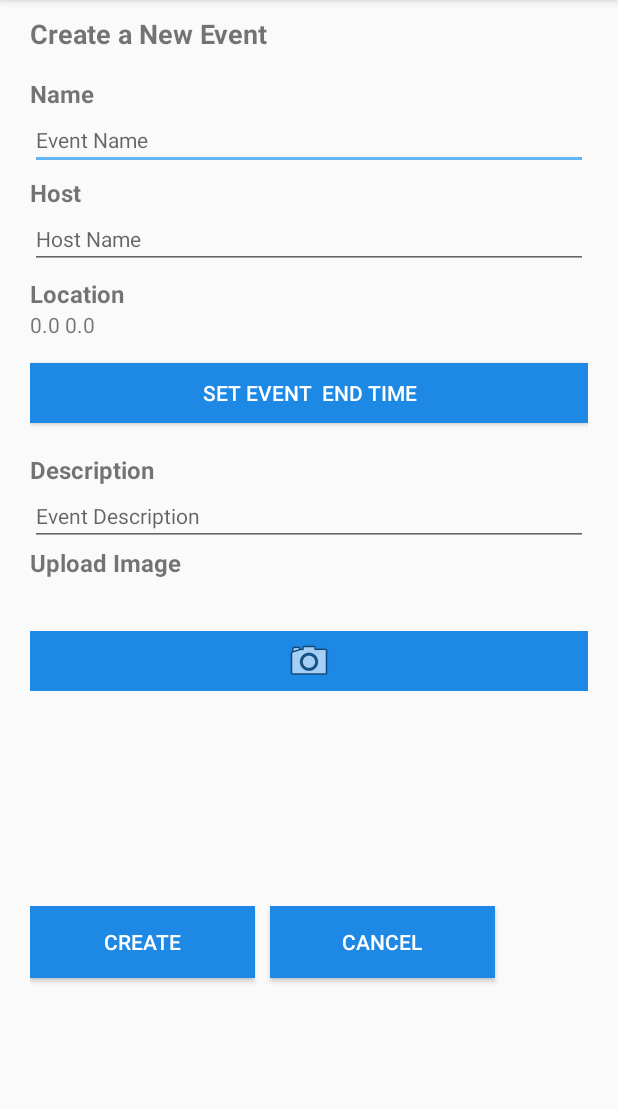
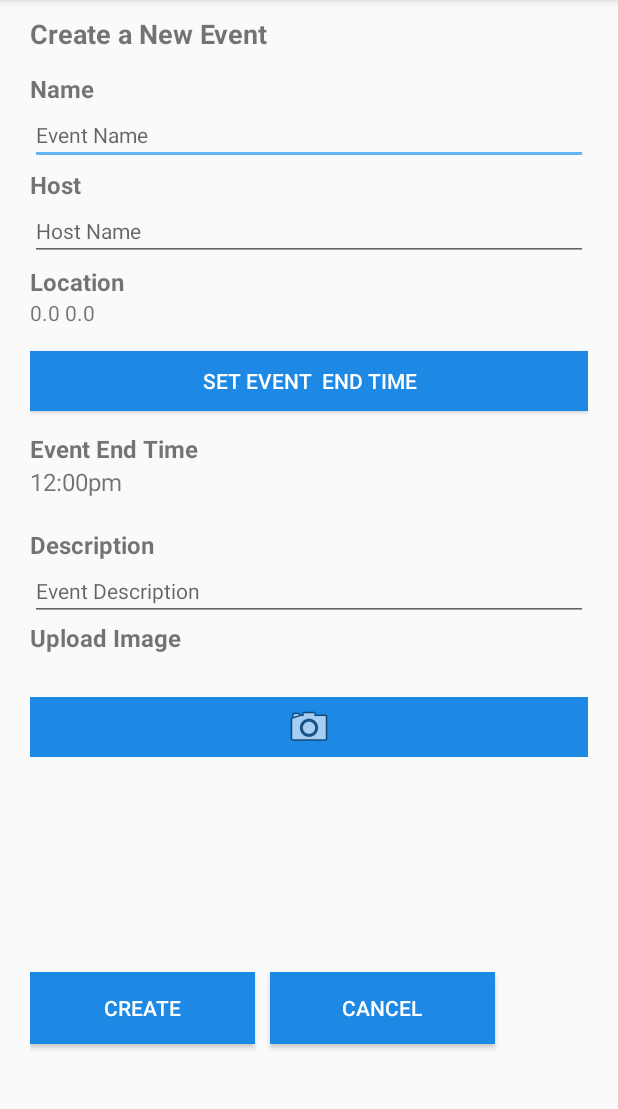
Before and after one commit to TrAnMu/CMSC436SemesterProject, an Android app: the CreateEventFragment screen opened directly, with no data from a screen before it, on a phone screen of 412 x 824 dp, the part 84-1193 px from its top. Run offline under Robolectric (Android 15) with nearby library versions, the phone set to English and light mode, and no system bars.

Commit message:
Displays the end time the user picked in the time picker

```diff
--- a/app/src/main/java/groupproject/cmsc436/flow/CreateEventFragment.java
+++ b/app/src/main/java/groupproject/cmsc436/flow/CreateEventFragment.java
@@ -28,6 +28,7 @@ import android.widget.EditText;
 import android.widget.ImageButton;
 import android.widget.ImageView;
 import android.widget.TextView;
+import android.widget.TimePicker;
 import android.widget.Toast;
 
 import com.google.android.gms.common.ConnectionResult;
@@ -52,7 +53,7 @@ import static groupproject.cmsc436.flow.MapActivity.MY_PERMISSIONS_REQUEST_LOCAT
 
 
 public class CreateEventFragment extends Fragment implements GoogleApiClient.ConnectionCallbacks,
-        GoogleApiClient.OnConnectionFailedListener, com.google.android.gms.location.LocationListener {
+        GoogleApiClient.OnConnectionFailedListener, com.google.android.gms.location.LocationListener{
 
     private static final long LOCATION_REFRESH_TIME = 0;
     private static final float LOCATION_REFRESH_DISTANCE = 0;
@@ -62,15 +63,18 @@ public class CreateEventFragment extends Fragment implements GoogleApiClient.Con
     private EditText eventName;
     private EditText eventHost;
     private TextView eventLocation;
-    private EditText eventEnd;
+    private static TextView endTimeDisplay;
     private EditText eventDescription;
     private ImageButton cameraButton;
     private ImageView imageView;
     private String imageURI;
+    private static String endTime = "";
     private File file;
     private Location mLastLocation;
+    private TimePicker timePicker;
     double lat = 0;
     double longi = 0;
+
 
     private LocationRequest mLocationRequest;
     private GoogleApiClient mGoogleApiClient;
@@ -118,6 +122,8 @@ public class CreateEventFragment extends Fragment implements GoogleApiClient.Con
         createButton = (Button) view.findViewById(R.id.create_button);
         cancelButton = (Button) view.findViewById(R.id.cancel_button);
         cameraButton = (ImageButton) view.findViewById(R.id.imageButton);
+        endTimeDisplay = (TextView) view.findViewById(R.id.endtime_display);
+
 
 
         cameraButton.setOnClickListener(new View.OnClickListener() {
@@ -154,6 +160,8 @@ public class CreateEventFragment extends Fragment implements GoogleApiClient.Con
                 DialogFragment newFragment = new TimePickerFragment();
                 newFragment.show(getActivity().getFragmentManager(), "Time Picker");
 
+
+
             }
         });
 
@@ -176,7 +184,6 @@ public class CreateEventFragment extends Fragment implements GoogleApiClient.Con
                 String host = eventHost.getText().toString();
                 String location = eventLocation.getText().toString();
                 String description = eventDescription.getText().toString();
-                String endTime = TimePickerFragment.getTime();
 
                 Geocoder geocoder = new Geocoder(getActivity().getApplicationContext()
                 );
@@ -348,6 +355,8 @@ private void permissionCheck() {
 
     }
 
-
-
+    public static void setEndTime(String time){
+        endTime = time;
+        endTimeDisplay.setText(endTime);
+    }
 }
--- a/app/src/main/res/layout/activity_createvent.xml
+++ b/app/src/main/res/layout/activity_createvent.xml
@@ -2,6 +2,7 @@
 
 <ScrollView xmlns:android="http://schemas.android.com/apk/res/android"
     xmlns:app="http://schemas.android.com/apk/res-auto"
+    xmlns:tools="http://schemas.android.com/tools"
     android:layout_width="match_parent"
     android:layout_height="match_parent"
     android:fillViewport="true">
@@ -118,6 +119,25 @@
 
         <Space
             android:layout_width="match_parent"
+            android:layout_height="14dp" />
+
+        <TextView
+            android:id="@+id/endtime_title"
+            android:layout_width="match_parent"
+            android:layout_height="wrap_content"
+            android:text="Event End Time"
+            android:textSize="16sp"
+            android:textStyle="bold" />
+
+        <TextView
+            android:id="@+id/endtime_display"
+            android:layout_width="match_parent"
+            android:layout_height="wrap_content"
+            android:text="12:00pm"
+            android:textSize="16sp" />
+
+        <Space
+            android:layout_width="match_parent"
             android:layout_height="20dp" />
 
         <TextView
```
Also changed, not shown: app/src/main/java/groupproject/cmsc436/flow/TimePickerFragment.java (+9 -2 lines).
